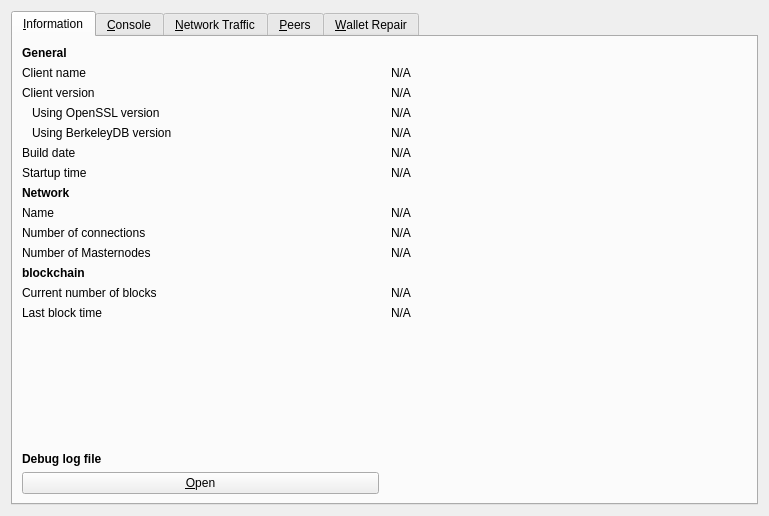
Qt form src/qt/forms/rpcconsole.ui (ZENZO-Ecosystem/ZENZO-Core-Archive) before a commit.
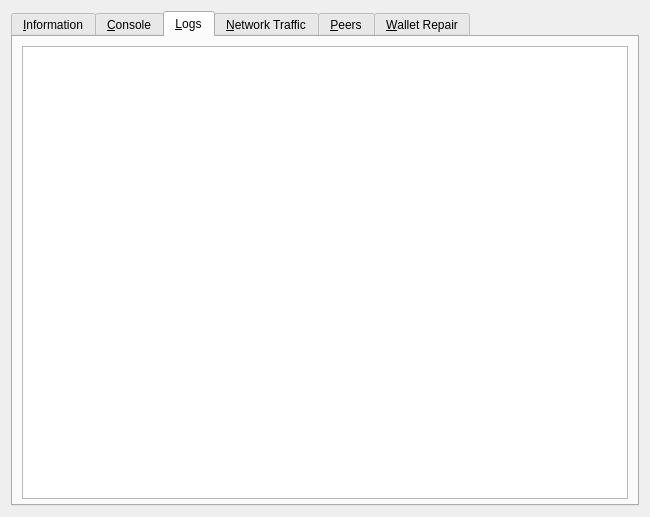
The same form after that commit. The open tabs and pages were chosen to show the change. Icons and pictures are not drawn. Custom widgets are drawn as their Qt base class.

Commit message:
[Qt] Add GUI-based debug log viewer
This is a GUI viewer of the wallet's debug.log file, allowing users to observe their logs with ease and without needing knowledge of their data directory or debug files. This will make it easier for users to report problems or bugs that can be observed via the debug.log output.

The edit to the form file:
```diff
--- a/src/qt/forms/rpcconsole.ui
+++ b/src/qt/forms/rpcconsole.ui
@@ -6,8 +6,8 @@
    <rect>
     <x>0</x>
     <y>0</y>
-    <width>769</width>
-    <height>516</height>
+    <width>650</width>
+    <height>517</height>
    </rect>
   </property>
   <property name="windowTitle">
@@ -564,6 +564,38 @@
        </item>
       </layout>
      </widget>
+     <widget class="QWidget" name="tab_logs">
+      <attribute name="title">
+       <string>&amp;Logs</string>
+      </attribute>
+      <layout class="QVBoxLayout" name="verticalLayout_3">
+       <property name="spacing">
+        <number>3</number>
+       </property>
+       <property name="bottomMargin">
+        <number>5</number>
+       </property>
+       <item>
+        <widget class="QTextEdit" name="logsWidget">
+         <property name="minimumSize">
+          <size>
+           <width>0</width>
+           <height>100</height>
+          </size>
+         </property>
+         <property name="readOnly">
+          <bool>true</bool>
+         </property>
+         <property name="tabKeyNavigation" stdset="0">
+          <bool>false</bool>
+         </property>
+         <property name="columnCount" stdset="0">
+          <number>2</number>
+         </property>
+        </widget>
+       </item>
+      </layout>
+     </widget>
      <widget class="QWidget" name="tab_nettraffic">
       <attribute name="title">
        <string>&amp;Network Traffic</string>
```
Left out of the diff: 8 changed lines with no effect on the pictures. The commit also changes 4 other files.
